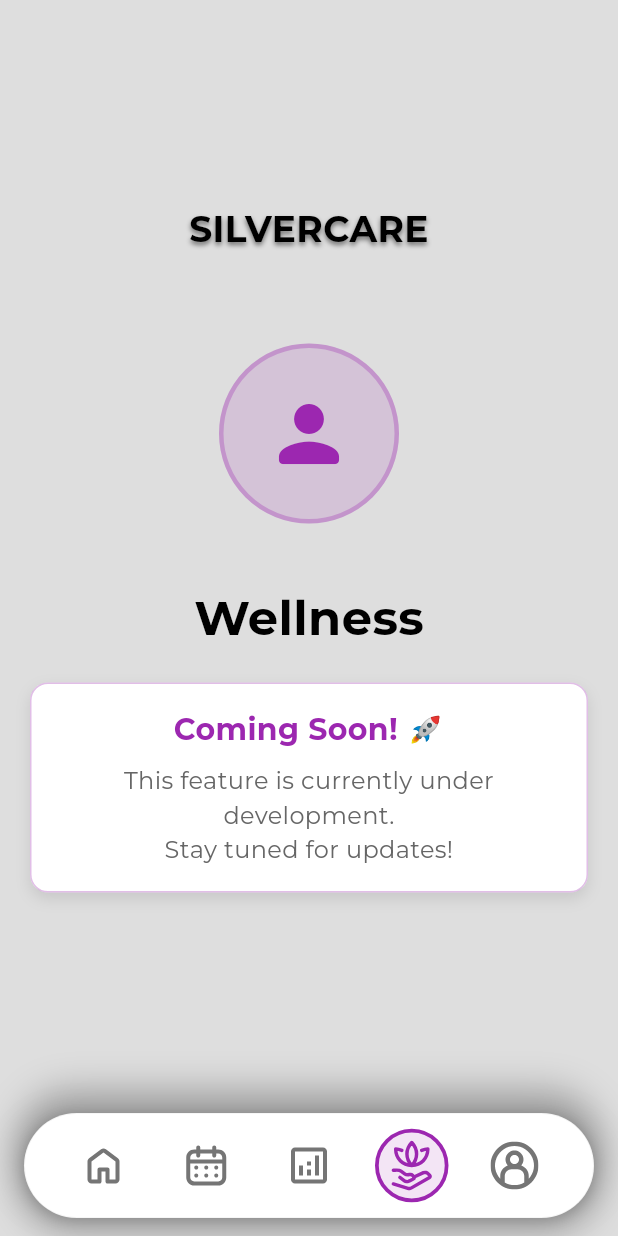
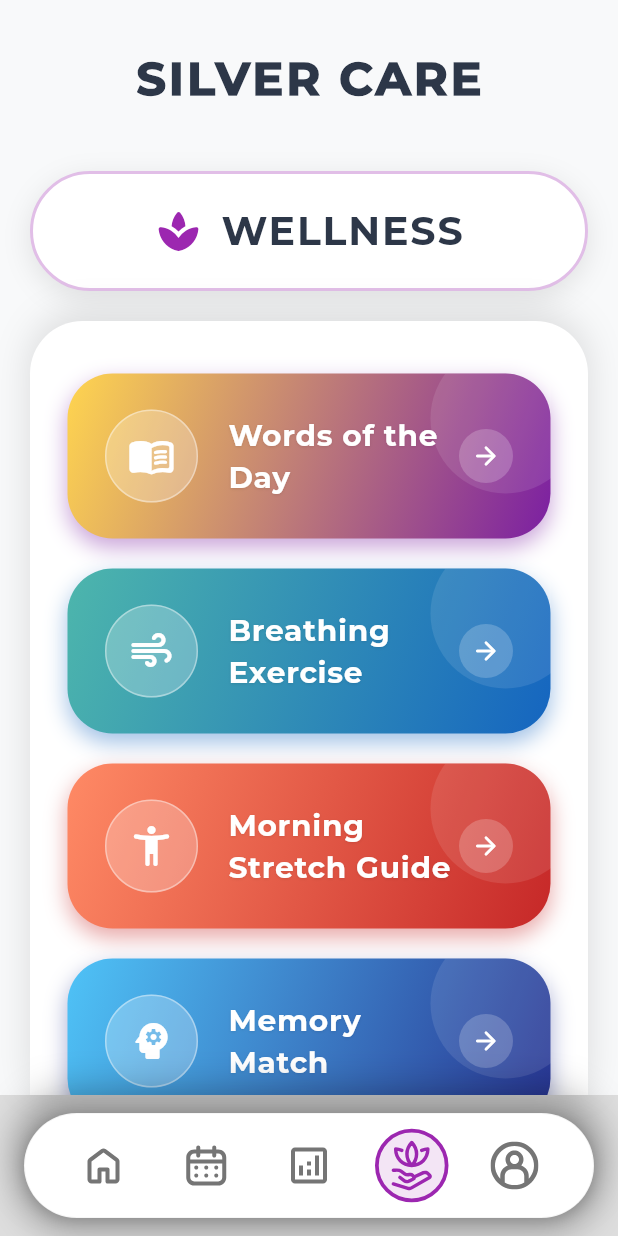
Before and after one commit to santiagomarc/silvercare, a Flutter app: the MainScreen screen opened by its route, item 4 of the bottom bar chosen, on a phone screen of 412 x 824 dp. Run offline on Flutter 3.47's test engine with Material 3 defaults, Android fonts, the phone set to English and light mode, and no system bars; our stand-ins replace cloud_firestore, firebase_auth, firebase_core, fl_chart, flutter_local_notifications, flutter_svg and 7 more; missing offline and left inert: flutter_ringtone_player; accounts and stored records are empty; project files that could hold a hidden picture were left out.

Commit message:
wellness main screen and memory match screen

```diff
--- a/lib/main.dart
+++ b/lib/main.dart
@@ -17,6 +17,8 @@ import 'package:silvercare/services/notification_service.dart';
 import 'package:silvercare/services/push_notification_service.dart';
 import 'package:silvercare/services/sos_listener_service.dart';
 import 'package:silvercare/screens/calendar_screen.dart';
+import 'package:silvercare/screens/wellness_screen.dart';
+
 
 
 
@@ -79,6 +81,7 @@ class SilverCareApp extends StatelessWidget {
         '/notifications': (context) => const NotificationsScreen(),
         // 2. ADD THIS ROUTE
         '/calendar': (context) => const CalendarScreen(),
+        '/wellness': (context) => const WellnessScreen(),
         '/sos_alert': (context) {
           final alertId = ModalRoute.of(context)?.settings.arguments as String?;
           return SOSAlertScreen(alertId: alertId);
--- a/lib/screens/main_screen.dart
+++ b/lib/screens/main_screen.dart
@@ -5,6 +5,9 @@ import 'home_screen.dart';
 import 'profile_screen.dart';
 import 'analytics_screen.dart';
 import 'calendar_screen.dart';
+import 'wellness_screen.dart';
+
+
 
 class MainScreen extends StatefulWidget {
   const MainScreen({super.key});
@@ -21,7 +24,7 @@ class _MainScreenState extends State<MainScreen> {
     const HomeScreenContent(), // Home
     const CalendarScreen(),
     const AnalyticsScreenContent(), // Analytics
-    const PlaceholderScreen(title: 'Wellness', color: Color(0xFF9C27B0)), // Wellness
+    const WellnessScreen(), // Wellness
     const ProfileScreenContent(), // Profile
   ];
 
--- /dev/null
+++ b/lib/screens/wellness_screen.dart
@@ -0,0 +1,324 @@
+import 'package:flutter/material.dart';
+// IMPORT THE NEW FILE
+import 'memory_match_screen.dart';
+
+class WellnessScreen extends StatefulWidget {
+  const WellnessScreen({super.key});
+
+  @override
+  State<WellnessScreen> createState() => _WellnessScreenState();
+}
+
+class _WellnessScreenState extends State<WellnessScreen> {
+  static const Color _primaryColor = Color(0xFF9C27B0);
+  static const Color _backgroundColor = Color(0xFFF8F9FA);
+  static const Color _cardColor = Colors.white;
+  static const Color _textPrimary = Color(0xFF2D3748);
+
+  double _getResponsiveFontSize(BuildContext context, double baseSize) {
+    final screenWidth = MediaQuery.of(context).size.width;
+    final scaleFactor = screenWidth / 375;
+    return baseSize * scaleFactor.clamp(0.8, 1.4);
+  }
+
+  // --- Header Widgets ---
+
+  Widget _buildHeader(BuildContext context) {
+    return Container(
+      padding: const EdgeInsets.symmetric(vertical: 30, horizontal: 20),
+      child: Center(
+        child: Text(
+          'SILVER CARE',
+          style: TextStyle(
+            color: _textPrimary,
+            fontSize: _getResponsiveFontSize(context, 28),
+            fontFamily: 'Montserrat',
+            fontWeight: FontWeight.w900,
+            letterSpacing: 2.0,
+          ),
+        ),
+      ),
+    );
+  }
+
+  Widget _ScreenHeaderButton(BuildContext context) {
+    return Container(
+      margin: const EdgeInsets.fromLTRB(20, 10, 20, 20),
+      height: 80,
+      decoration: BoxDecoration(
+        color: _cardColor,
+        borderRadius: BorderRadius.circular(40),
+        boxShadow: [
+          BoxShadow(
+            color: const Color.fromRGBO(0, 0, 0, 0.1),
+            blurRadius: 15,
+            offset: const Offset(0, 5),
+          ),
+        ],
+        border: Border.all(color: _primaryColor.withOpacity(0.3), width: 2),
+      ),
+      child: Center(
+        child: Row(
+          mainAxisAlignment: MainAxisAlignment.center,
+          children: [
+            Icon(Icons.spa_rounded, size: 32, color: _primaryColor),
+            const SizedBox(width: 12),
+            Text(
+              'WELLNESS',
+              style: TextStyle(
+                color: _textPrimary,
+                fontSize: _getResponsiveFontSize(context, 24),
+                fontFamily: 'Montserrat',
+                fontWeight: FontWeight.w800,
+                letterSpacing: 1.2,
+              ),
+            ),
+          ],
+        ),
+      ),
+    );
+  }
+
+  // --- Navigation Helper ---
+
+  void _navigateToPlaceholder(BuildContext context, String title, Color themeColor) {
+    Navigator.of(context).push(
+      MaterialPageRoute(
+        builder: (context) => Scaffold(
+          backgroundColor: _backgroundColor,
+          appBar: AppBar(
+            title: Text(title, style: const TextStyle(fontFamily: 'Montserrat', fontWeight: FontWeight.bold)),
+            backgroundColor: themeColor,
+            foregroundColor: Colors.white,
+            elevation: 0,
+            centerTitle: true,
+          ),
+          body: Center(
+            child: Column(
+              mainAxisAlignment: MainAxisAlignment.center,
+              children: [
+                Container(
+                  padding: const EdgeInsets.all(30),
+                  decoration: BoxDecoration(
+                    color: themeColor.withOpacity(0.15),
+                    shape: BoxShape.circle,
+                  ),
+                  child: Icon(Icons.construction_rounded, size: 60, color: themeColor),
+                ),
+                const SizedBox(height: 30),
+                Text(
+                  'Feature In Development',
+                  style: TextStyle(
+                    fontSize: 22,
+                    fontWeight: FontWeight.bold,
+                    fontFamily: 'Montserrat',
+                    color: _textPrimary,
+                  ),
+                ),
+                const SizedBox(height: 10),
+                const Text(
+                  'Check back soon for updates!',
+                  style: TextStyle(fontSize: 16, color: Colors.grey, fontFamily: 'Inter'),
+                ),
+              ],
+            ),
+          ),
+        ),
+      ),
+    );
+  }
+
+  // --- Modern Button Widget ---
+
+  Widget _buildModernMenuButton({
+    required BuildContext context,
+    required String title,
+    required IconData icon,
+    required List<Color> gradientColors,
+    required VoidCallback onTap,
+  }) {
+    return Container(
+      margin: const EdgeInsets.only(bottom: 20),
+      height: 110,
+      decoration: BoxDecoration(
+        borderRadius: BorderRadius.circular(30),
+        boxShadow: [
+          BoxShadow(
+            color: gradientColors.last.withOpacity(0.4),
+            blurRadius: 12,
+            offset: const Offset(0, 6),
+          ),
+        ],
+        gradient: LinearGradient(
+          begin: Alignment.topLeft,
+          end: Alignment.bottomRight,
+          colors: gradientColors,
+        ),
+      ),
+      child: Material(
+        color: Colors.transparent,
+        child: InkWell(
+          onTap: onTap,
+          borderRadius: BorderRadius.circular(30),
+          child: Stack(
+            children: [
+              Positioned(
+                right: -20,
+                top: -20,
+                child: Container(
+                  width: 100,
+                  height: 100,
+                  decoration: BoxDecoration(
+                    color: Colors.white.withOpacity(0.1),
+                    shape: BoxShape.circle,
+                  ),
+                ),
+              ),
+
+              Center(
+                child: Padding(
+                  padding: const EdgeInsets.symmetric(horizontal: 25),
+                  child: Row(
+                    crossAxisAlignment: CrossAxisAlignment.center,
+                    children: [
+                      Container(
+                        padding: const EdgeInsets.all(14),
+                        decoration: BoxDecoration(
+                          color: Colors.white.withOpacity(0.25),
+                          shape: BoxShape.circle,
+                          border: Border.all(color: Colors.white.withOpacity(0.4), width: 1),
+                        ),
+                        child: Icon(icon, size: 32, color: Colors.white),
+                      ),
+                      const SizedBox(width: 20),
+
+                      Expanded(
+                        child: Text(
+                          title,
+                          style: TextStyle(
+                            color: Colors.white,
+                            fontSize: _getResponsiveFontSize(context, 18),
+                            fontFamily: 'Montserrat',
+                            fontWeight: FontWeight.w700,
+                            letterSpacing: 0.5,
+                            shadows: [
+                              Shadow(
+                                color: Colors.black.withOpacity(0.1),
+                                offset: const Offset(0, 1),
+                                blurRadius: 2,
+                              )
+                            ],
+                          ),
+                        ),
+                      ),
+
+                      Container(
+                        padding: const EdgeInsets.all(8),
+                        decoration: BoxDecoration(
+                          color: Colors.white.withOpacity(0.2),
+                          shape: BoxShape.circle,
+                        ),
+                        child: const Icon(Icons.arrow_forward_rounded, color: Colors.white, size: 20),
+                      ),
+                    ],
+                  ),
+                ),
+              ),
+            ],
+          ),
+        ),
+      ),
+    );
+  }
+
+  @override
+  Widget build(BuildContext context) {
+    return Scaffold(
+      backgroundColor: _backgroundColor,
+      body: SafeArea(
+        child: Column(
+          children: [
+            _buildHeader(context),
+            _ScreenHeaderButton(context),
+
+            Expanded(
+              child: Container(
+                width: double.infinity,
+                margin: const EdgeInsets.symmetric(horizontal: 20),
+                decoration: const BoxDecoration(
+                  color: Colors.white,
+                  borderRadius: BorderRadius.vertical(top: Radius.circular(35)),
+                  boxShadow: [
+                    BoxShadow(
+                      color: Colors.black12,
+                      blurRadius: 20,
+                      offset: Offset(0, -5),
+                    ),
+                  ],
+                ),
+                child: ClipRRect(
+                  borderRadius: const BorderRadius.vertical(top: Radius.circular(35)),
+                  child: SingleChildScrollView(
+                    padding: const EdgeInsets.fromLTRB(25, 35, 25, 25),
+                    child: Column(
+                      children: [
+                        _buildModernMenuButton(
+                          context: context,
+                          title: 'Words of the Day',
+                          icon: Icons.menu_book_rounded,
+                          gradientColors: [
+                            const Color(0xFFFFD54F),
+                            const Color(0xFF7B1FA2),
+                          ],
+                          onTap: () => _navigateToPlaceholder(context, 'Words of the Day', const Color(0xFF7B1FA2)),
+                        ),
+
+                        _buildModernMenuButton(
+                          context: context,
+                          title: 'Breathing Exercise',
+                          icon: Icons.air_rounded,
+                          gradientColors: [
+                            const Color(0xFF4DB6AC),
+                            const Color(0xFF1565C0),
+                          ],
+                          onTap: () => _navigateToPlaceholder(context, 'Breathing Exercise', const Color(0xFF1565C0)),
+                        ),
+
+                        _buildModernMenuButton(
+                          context: context,
+                          title: 'Morning Stretch Guide',
+                          icon: Icons.accessibility_new_rounded,
+                          gradientColors: [
+                            const Color(0xFFFF8A65),
+                            const Color(0xFFC62828),
+                          ],
+                          onTap: () => _navigateToPlaceholder(context, 'Morning Stretch', const Color(0xFFC62828)),
+                        ),
+
+                        // NEW: Memory Match Button
+                        _buildModernMenuButton(
+                          context: context,
+                          title: 'Memory Match', // Changed from Trivia
+                          icon: Icons.psychology_rounded, // Changed Icon to represent mind/brain
+                          gradientColors: [
+                            const Color(0xFF4FC3F7), // Light Blue
+                            const Color(0xFF283593), // Indigo
+                          ],
+                          onTap: () {
+                            Navigator.of(context).push(
+                              MaterialPageRoute(builder: (context) => const MemoryMatchScreen()),
+                            );
+                          },
+                        ),
+                      ],
+                    ),
+                  ),
+                ),
+              ),
+            ),
+          ],
+        ),
+      ),
+    );
+  }
+}
```
Also changed, not shown: lib/screens/memory_match_screen.dart (added, +311 -0 lines).
